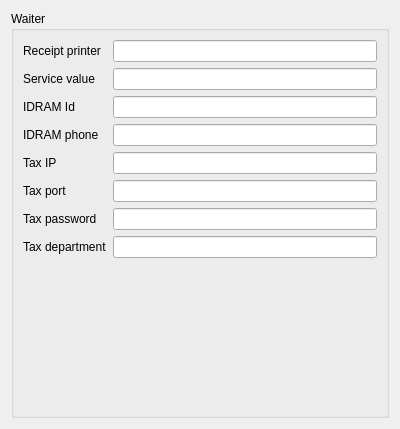
End1-1/Cafe5, file Reports/c5settingswidget.ui: the form before one commit.
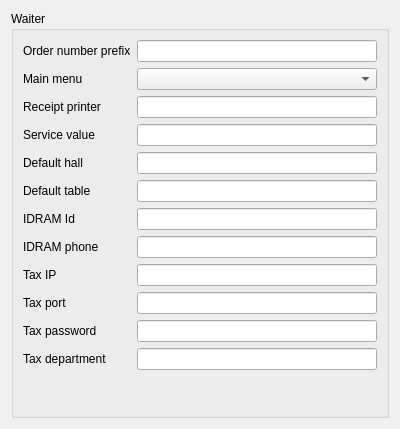
The form after the commit. Custom widgets are drawn as their Qt base class.

```diff
--- a/Reports/c5settingswidget.ui
+++ b/Reports/c5settingswidget.ui
@@ -26,28 +26,35 @@
       <string>Waiter</string>
      </property>
      <layout class="QGridLayout" name="gridLayout">
-      <item row="1" column="2">
-       <widget class="C5LineEdit" name="leServiceFactor">
-        <property name="Tag" stdset="0">
-         <number>2</number>
-        </property>
-       </widget>
-      </item>
-      <item row="1" column="0">
-       <widget class="QLabel" name="label_2">
-        <property name="text">
-         <string>Service value</string>
-        </property>
-       </widget>
-      </item>
-      <item row="0" column="0">
+      <item row="2" column="0">
        <widget class="QLabel" name="label">
         <property name="text">
          <string>Receipt printer</string>
         </property>
        </widget>
       </item>
-      <item row="8" column="2">
+      <item row="3" column="0">
+       <widget class="QLabel" name="label_2">
+        <property name="text">
+         <string>Service value</string>
+        </property>
+       </widget>
+      </item>
+      <item row="6" column="1">
+       <widget class="C5LineEdit" name="leIDRAMID">
+        <property name="Tag" stdset="0">
+         <number>3</number>
+        </property>
+       </widget>
+      </item>
+      <item row="3" column="1">
+       <widget class="C5LineEdit" name="leServiceFactor">
+        <property name="Tag" stdset="0">
+         <number>2</number>
+        </property>
+       </widget>
+      </item>
+      <item row="12" column="1">
        <spacer name="verticalSpacer">
         <property name="orientation">
          <enum>Qt::Vertical</enum>
@@ -60,97 +67,146 @@
         </property>
        </spacer>
       </item>
-      <item row="2" column="2">
-       <widget class="C5LineEdit" name="leIDRAMID">
-        <property name="Tag" stdset="0">
-         <number>3</number>
+      <item row="7" column="0">
+       <widget class="QLabel" name="label_4">
+        <property name="text">
+         <string>IDRAM phone</string>
         </property>
        </widget>
       </item>
-      <item row="3" column="2">
+      <item row="7" column="1">
        <widget class="C5LineEdit" name="leIDRAMPhone">
         <property name="Tag" stdset="0">
          <number>4</number>
         </property>
        </widget>
       </item>
-      <item row="7" column="0">
+      <item row="11" column="0">
        <widget class="QLabel" name="label_8">
         <property name="text">
          <string>Tax department</string>
         </property>
        </widget>
       </item>
-      <item row="2" column="0">
+      <item row="6" column="0">
        <widget class="QLabel" name="label_3">
         <property name="text">
          <string>IDRAM Id</string>
         </property>
        </widget>
       </item>
-      <item row="3" column="0">
-       <widget class="QLabel" name="label_4">
-        <property name="text">
-         <string>IDRAM phone</string>
-        </property>
-       </widget>
-      </item>
-      <item row="4" column="0">
+      <item row="8" column="0">
        <widget class="QLabel" name="label_5">
         <property name="text">
          <string>Tax IP</string>
         </property>
        </widget>
       </item>
-      <item row="5" column="2">
-       <widget class="C5LineEdit" name="leTaxPort">
-        <property name="Tag" stdset="0">
-         <number>6</number>
-        </property>
-       </widget>
-      </item>
-      <item row="4" column="2">
+      <item row="8" column="1">
        <widget class="C5LineEdit" name="leTaxIP">
         <property name="Tag" stdset="0">
          <number>5</number>
         </property>
        </widget>
       </item>
-      <item row="6" column="2">
+      <item row="9" column="1">
+       <widget class="C5LineEdit" name="leTaxPort">
+        <property name="Tag" stdset="0">
+         <number>6</number>
+        </property>
+       </widget>
+      </item>
+      <item row="10" column="1">
        <widget class="C5LineEdit" name="leTaxPassword">
         <property name="Tag" stdset="0">
          <number>7</number>
         </property>
        </widget>
       </item>
-      <item row="0" column="2">
+      <item row="10" column="0">
+       <widget class="QLabel" name="label_7">
+        <property name="text">
+         <string>Tax password</string>
+        </property>
+       </widget>
+      </item>
+      <item row="2" column="1">
        <widget class="C5LineEdit" name="leLocalReceiptPrinter">
         <property name="Tag" stdset="0">
          <number>1</number>
         </property>
        </widget>
       </item>
-      <item row="5" column="0">
+      <item row="9" column="0">
        <widget class="QLabel" name="label_6">
         <property name="text">
          <string>Tax port</string>
         </property>
        </widget>
       </item>
-      <item row="6" column="0">
-       <widget class="QLabel" name="label_7">
-        <property name="text">
-         <string>Tax password</string>
+      <item row="1" column="1">
+       <widget class="C5ComboBox" name="cbMenu">
+        <property name="Tag" stdset="0">
+         <number>9</number>
         </property>
        </widget>
       </item>
-      <item row="7" column="2">
+      <item row="11" column="1">
        <widget class="C5LineEdit" name="leTaxDept">
         <property name="Tag" stdset="0">
          <number>8</number>
         </property>
        </widget>
       </item>
+      <item row="1" column="0">
+       <widget class="QLabel" name="label_9">
+        <property name="text">
+         <string>Main menu</string>
+        </property>
+       </widget>
+      </item>
+      <item row="0" column="0">
+       <widget class="QLabel" name="label_10">
+        <property name="text">
+         <string>Order number prefix</string>
+        </property>
+       </widget>
+      </item>
+      <item row="0" column="1">
+       <widget class="C5LineEdit" name="leOrderPrefix">
+        <property name="Tag" stdset="0">
+         <number>10</number>
+        </property>
+       </widget>
+      </item>
+      <item row="4" column="0">
+       <widget class="QLabel" name="label_11">
+        <property name="text">
+         <string>Default hall</string>
+        </property>
+       </widget>
+      </item>
+      <item row="5" column="0">
+       <widget class="QLabel" name="label_12">
+        <property name="text">
+         <string>Default table</string>
+        </property>
+       </widget>
+      </item>
+      <item row="4" column="1">
+       <widget class="C5LineEdit" name="leHall">
+        <property name="Tag" stdset="0">
+         <number>11</number>
+        </property>
+       </widget>
+      </item>
+      <item row="5" column="1">
+       <widget class="C5LineEdit" name="leTable">
+        <property name="Tag" stdset="0">
+         <number>12</number>
+        </property>
+       </widget>
+      </item>
      </layout>
     </widget>
    </item>
@@ -162,6 +218,11 @@
    <extends>QLineEdit</extends>
    <header location="global">c5lineedit.h</header>
   </customwidget>
+  <customwidget>
+   <class>C5ComboBox</class>
+   <extends>QComboBox</extends>
+   <header location="global">c5combobox.h</header>
+  </customwidget>
  </customwidgets>
  <tabstops>
   <tabstop>leLocalReceiptPrinter</tabstop>
```
